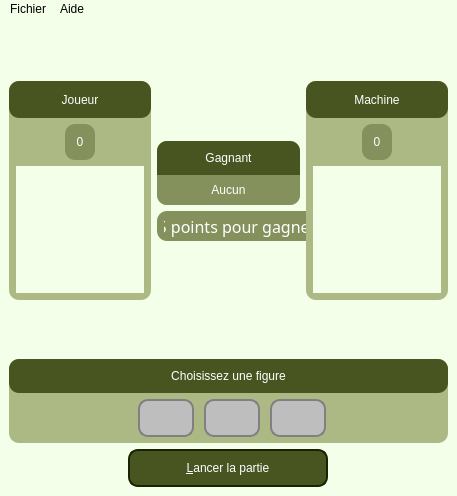
This is chifoumi/chifoumivue.ui in Hizaak/S2-01-Developpement_d_une_application as Qt 5 draws it before an edit. The edited form follows.
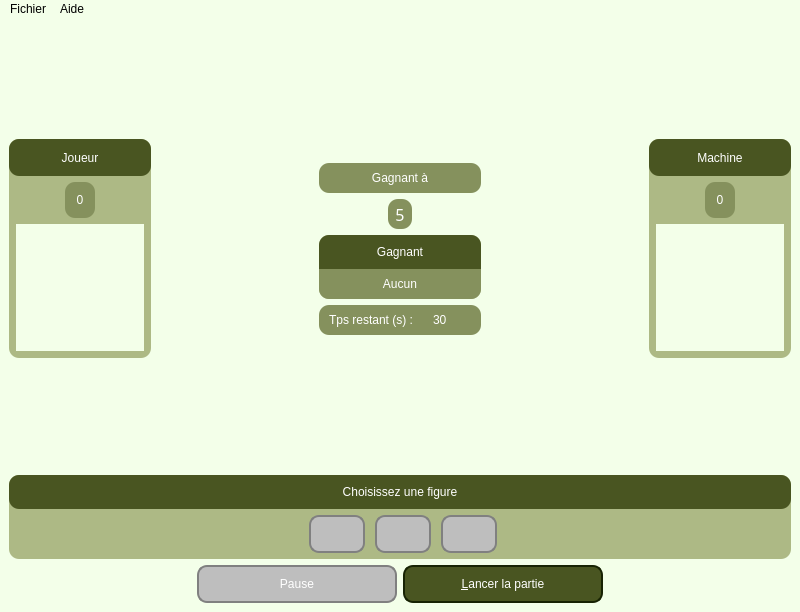
This is the edited form. Icons and pictures are not drawn.

The edit to the form file:
```diff
--- a/chifoumi/chifoumivue.ui
+++ b/chifoumi/chifoumivue.ui
@@ -6,8 +6,8 @@
    <rect>
     <x>0</x>
     <y>0</y>
-    <width>457</width>
-    <height>496</height>
+    <width>800</width>
+    <height>612</height>
    </rect>
   </property>
   <property name="minimumSize">
@@ -234,6 +234,12 @@
 margin-right: 10px;
 }
 
+#boutonPause {
+color: white;
+
+	font: 10pt &quot;Segoe UI Emoji&quot;;
+}
+
 #boutonRejouer {
 color: white;
 
@@ -291,7 +297,33 @@
 font: 10pt &quot;Segoe UI Emoji&quot;;
 }
 
-#labelPointInformation {
+#labelPointInformation  {
+background-color: rgb(133, 145, 93);
+border-radius: 10px;
+color: white;
+font: 87 12pt &quot;Segoe UI Segoe UI Semibold&quot;;
+padding-left: 7px; padding-right: 7px;
+}
+
+#labelTempsRestant {
+background-color: rgb(133, 145, 93);
+border-top-left-radius: 10px;
+border-bottom-left-radius: 10px;
+color: white;
+font: 87 12pt &quot;Segoe UI Segoe UI Semibold&quot;;
+padding-left: 7px; padding-right: 7px;
+}
+
+#labelTempsRestantInfo {
+background-color: rgb(133, 145, 93);
+border-top-right-radius: 10px;
+border-bottom-right-radius: 10px;
+color: white;
+font: 87 12pt &quot;Segoe UI Segoe UI Semibold&quot;;
+padding-left: 7px; padding-right: 7px;
+}
+
+#labelGagnantPoint {
 background-color: rgb(133, 145, 93);
 border-radius: 10px;
 color: white;
@@ -503,6 +535,9 @@
       </item>
       <item>
        <layout class="QVBoxLayout" name="verticalLayout_2">
+        <property name="sizeConstraint">
+         <enum>QLayout::SetMinimumSize</enum>
+        </property>
         <property name="leftMargin">
          <number>0</number>
         </property>
@@ -528,6 +563,95 @@
           </property>
          </spacer>
         </item>
+        <item>
+         <widget class="QLabel" name="labelGagnantPoint">
+          <property name="minimumSize">
+           <size>
+            <width>0</width>
+            <height>30</height>
+           </size>
+          </property>
+          <property name="text">
+           <string>Gagnant à</string>
+          </property>
+          <property name="alignment">
+           <set>Qt::AlignCenter</set>
+          </property>
+         </widget>
+        </item>
+        <item>
+         <layout class="QHBoxLayout" name="horizontalLayout">
+          <property name="leftMargin">
+           <number>0</number>
+          </property>
+          <property name="topMargin">
+           <number>0</number>
+          </property>
+          <property name="rightMargin">
+           <number>0</number>
+          </property>
+          <property name="bottomMargin">
+           <number>0</number>
+          </property>
+          <item>
+           <spacer name="horizontalSpacer_9">
+            <property name="orientation">
+             <enum>Qt::Horizontal</enum>
+            </property>
+            <property name="sizeHint" stdset="0">
+             <size>
+              <width>40</width>
+              <height>20</height>
+             </size>
+            </property>
+           </spacer>
+          </item>
+          <item>
+           <widget class="QLabel" name="labelPointInformation">
+            <property name="minimumSize">
+             <size>
+              <width>0</width>
+              <height>30</height>
+             </size>
+            </property>
+            <property name="maximumSize">
+             <size>
+              <width>999</width>
+              <height>999</height>
+             </size>
+            </property>
+            <property name="font">
+             <font>
+              <family>Segoe UI Segoe UI Semibold</family>
+              <pointsize>12</pointsize>
+              <italic>false</italic>
+              <bold>false</bold>
+              <kerning>true</kerning>
+             </font>
+            </property>
+            <property name="text">
+             <string>5</string>
+            </property>
+            <property name="alignment">
+             <set>Qt::AlignCenter</set>
+            </property>
+           </widget>
+          </item>
+          <item>
+           <spacer name="horizontalSpacer_10">
+            <property name="orientation">
+             <enum>Qt::Horizontal</enum>
+            </property>
+            <property name="sizeHint" stdset="0">
+             <size>
+              <width>40</width>
+              <height>20</height>
+             </size>
+            </property>
+           </spacer>
+          </item>
+         </layout>
+        </item>
         <item>
          <widget class="QFrame" name="frameJGagnant">
           <property name="minimumSize">
@@ -612,36 +736,49 @@
          </widget>
         </item>
         <item>
-         <widget class="QLabel" name="labelPointInformation">
-          <property name="minimumSize">
-           <size>
-            <width>160</width>
-            <height>30</height>
-           </size>
+         <layout class="QHBoxLayout" name="horizontalLayout_2">
+          <property name="spacing">
+           <number>0</number>
           </property>
-          <property name="maximumSize">
-           <size>
-            <width>999</width>
-            <height>999</height>
-           </size>
+          <property name="leftMargin">
+           <number>0</number>
           </property>
-          <property name="font">
-           <font>
-            <family>Segoe UI Segoe UI Semibold</family>
-            <pointsize>12</pointsize>
-            <weight>10</weight>
-            <italic>false</italic>
-            <bold>false</bold>
-            <kerning>true</kerning>
-           </font>
+          <property name="topMargin">
+           <number>0</number>
           </property>
-          <property name="text">
-           <string>5 points pour gagner</string>
+          <property name="rightMargin">
+           <number>0</number>
           </property>
-          <property name="alignment">
-           <set>Qt::AlignCenter</set>
+          <property name="bottomMargin">
+           <number>0</number>
           </property>
-         </widget>
+          <item>
+           <widget class="QLabel" name="labelTempsRestant">
+            <property name="minimumSize">
+             <size>
+              <width>0</width>
+              <height>30</height>
+             </size>
+            </property>
+            <property name="text">
+             <string>Tps restant (s) :</string>
+            </property>
+            <property name="alignment">
+             <set>Qt::AlignRight|Qt::AlignTrailing|Qt::AlignVCenter</set>
+            </property>
+           </widget>
+          </item>
+          <item>
+           <widget class="QLabel" name="labelTempsRestantInfo">
+            <property name="text">
+             <string>30</string>
+            </property>
+            <property name="alignment">
+             <set>Qt::AlignLeading|Qt::AlignLeft|Qt::AlignVCenter</set>
+            </property>
+           </widget>
+          </item>
+         </layout>
         </item>
         <item>
          <spacer name="verticalSpacer_5">
@@ -974,6 +1111,41 @@
     </item>
     <item>
      <layout class="QHBoxLayout" name="layoutHRejouer">
+      <item>
+       <spacer name="horizontalSpacer_11">
+        <property name="orientation">
+         <enum>Qt::Horizontal</enum>
+        </property>
+        <property name="sizeHint" stdset="0">
+         <size>
+          <width>40</width>
+          <height>20</height>
+         </size>
+        </property>
+       </spacer>
+      </item>
+      <item>
+       <widget class="QPushButton" name="boutonPause">
+        <property name="enabled">
+         <bool>false</bool>
+        </property>
+        <property name="minimumSize">
+         <size>
+          <width>200</width>
+          <height>0</height>
+         </size>
+        </property>
+        <property name="maximumSize">
+         <size>
+          <width>200</width>
+          <height>16777215</height>
+         </size>
+        </property>
+        <property name="text">
+         <string>Pause</string>
+        </property>
+       </widget>
+      </item>
       <item>
        <widget class="QPushButton" name="boutonRejouer">
         <property name="minimumSize">
@@ -985,7 +1157,7 @@
         <property name="maximumSize">
          <size>
           <width>150</width>
-          <height>16777215</height>
+          <height>999</height>
          </size>
         </property>
         <property name="text">
@@ -996,6 +1168,19 @@
         </property>
        </widget>
       </item>
+      <item>
+       <spacer name="horizontalSpacer_12">
+        <property name="orientation">
+         <enum>Qt::Horizontal</enum>
+        </property>
+        <property name="sizeHint" stdset="0">
+         <size>
+          <width>40</width>
+          <height>20</height>
+         </size>
+        </property>
+       </spacer>
+      </item>
      </layout>
     </item>
    </layout>
@@ -1005,7 +1190,7 @@
     <rect>
      <x>0</x>
      <y>0</y>
-     <width>457</width>
+     <width>800</width>
      <height>21</height>
     </rect>
    </property>
```
